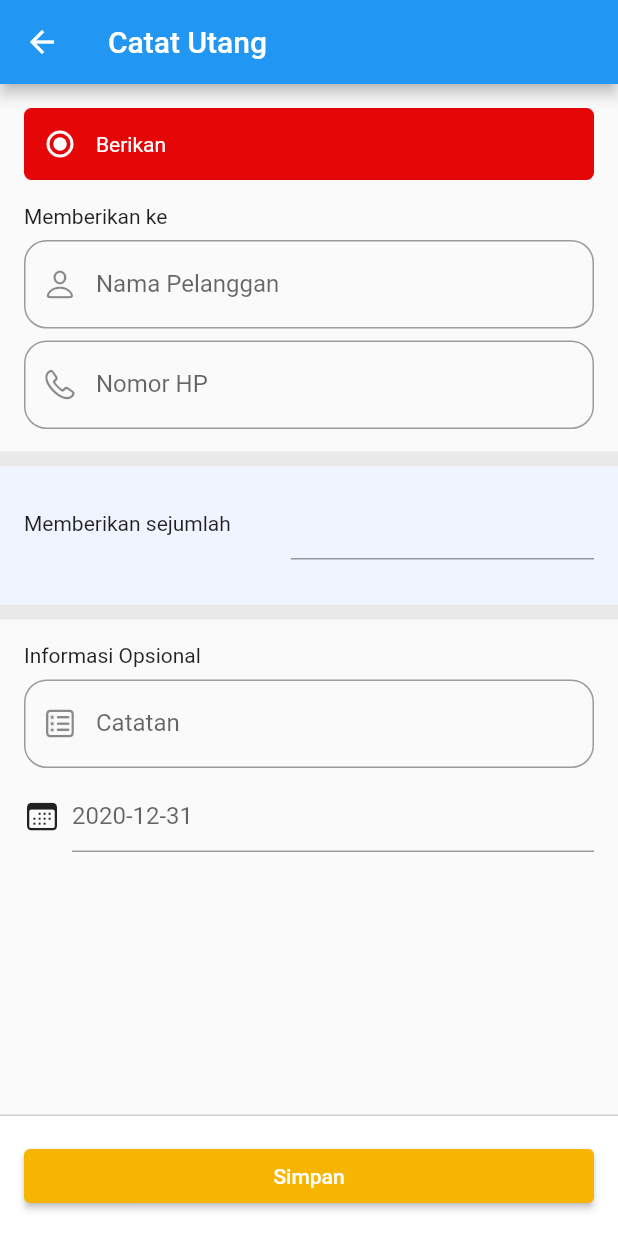
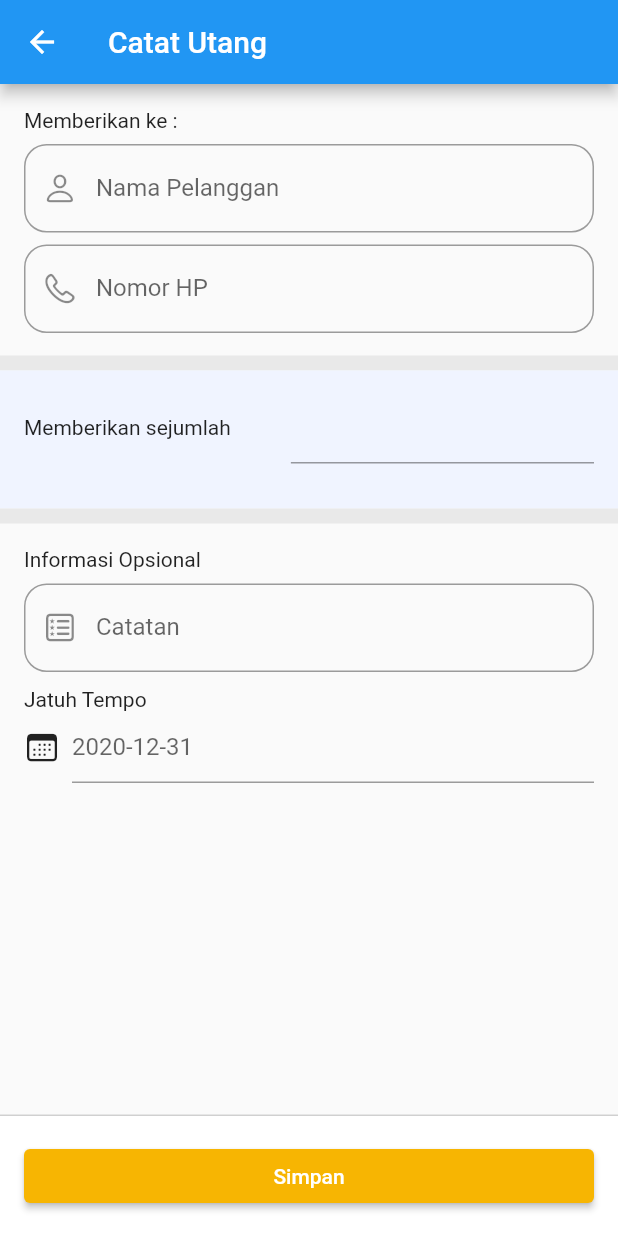
Before and after one commit to ricorizkya/PencatatanBukuWarung, a Flutter app: the screen it shows after launch, after a tap on "CATAT UTANG", on a phone screen of 412 x 824 dp. Run offline on Flutter 3.47's test engine with Material 2 defaults, Android fonts, the phone set to English and light mode, and no system bars; drawn by our look-alikes of datetime_picker_formfield; our stand-ins replace cloud_firestore, firebase_core, get; accounts and stored records are empty.

Commit message:
debt detail done

```diff
--- a/lib/app/modules/home/controllers/home_controller.dart
+++ b/lib/app/modules/home/controllers/home_controller.dart
@@ -9,7 +9,7 @@ class HomeController extends GetxController {
 
   Future<QuerySnapshot<Object?>> getListData() async {
     // get transaction firestore order by date
-    return await transaction.orderBy('date', descending: true).get();
+    return await transaction.orderBy('createdDate', descending: true).get();
   }
 
   Future<int> getCount(type) async {
--- a/lib/app/modules/record_debt/views/record_debt_view.dart
+++ b/lib/app/modules/record_debt/views/record_debt_view.dart
@@ -21,88 +21,14 @@ class RecordDebtView extends StatelessWidget {
       body: ListView(
         children: [
           Container(
-            padding: EdgeInsets.all(16),
-            child: Row(
-              children: [
-                Expanded(
-                    child: Obx(
-                  () => GestureDetector(
-                    onTap: () => controller.changeRadio(1),
-                    child: Container(
-                      padding: EdgeInsets.only(right: 15),
-                      decoration: BoxDecoration(
-                          color: controller.val.value == 1
-                              ? Color(red)
-                              : Color(greyBackground),
-                          borderRadius: BorderRadius.circular(5)),
-                      child: Row(
-                        children: [
-                          Radio(
-                            value: 1,
-                            groupValue: controller.val.value,
-                            onChanged: (value) {
-                              controller.changeRadio(value);
-                            },
-                            activeColor: Color(white),
-                          ),
-                          Text(
-                            'Berikan',
-                            style: TextStyle(
-                                color: controller.val.value == 1
-                                    ? Color(white)
-                                    : Color(grey)),
-                          )
-                        ],
-                      ),
-                    ),
-                  ),
-                )),
-                // SizedBox(width: 5),
-                // Expanded(
-                //   child: Obx(
-                //     () => GestureDetector(
-                //       onTap: () => controller.changeRadio(2),
-                //       child: Container(
-                //         padding: EdgeInsets.only(right: 15),
-                //         decoration: BoxDecoration(
-                //             color: controller.val.value == 2
-                //                 ? Color(red)
-                //                 : Color(greyBackground),
-                //             borderRadius: BorderRadius.circular(5)),
-                //         child: Row(
-                //           children: [
-                //             Radio(
-                //               value: 2,
-                //               groupValue: controller.val.value,
-                //               onChanged: (value) {
-                //                 controller.changeRadio(value);
-                //               },
-                //               activeColor: Color(white),
-                //             ),
-                //             Text(
-                //               'Terima',
-                //               style: TextStyle(
-                //                   color: controller.val.value == 2
-                //                       ? Color(white)
-                //                       : Color(grey)),
-                //             )
-                //           ],
-                //         ),
-                //       ),
-                //     ),
-                //   ),
-                // ),
-              ],
-            ),
-          ),
-          Container(
             padding: EdgeInsets.fromLTRB(16, 0, 16, 25),
             child: Column(
               crossAxisAlignment: CrossAxisAlignment.start,
               children: [
-                Obx(() => Text(controller.val.value == 1
-                    ? "Memberikan ke"
-                    : "Terima dari")),
+                SizedBox(
+                  height: 16,
+                ),
+                Text("Memberikan ke :"),
                 SizedBox(
                   height: 8,
                 ),
@@ -143,9 +69,7 @@ class RecordDebtView extends StatelessWidget {
             child: Row(
               mainAxisAlignment: MainAxisAlignment.spaceBetween,
               children: [
-                Obx(() => Text(controller.val.value == 1
-                    ? "Memberikan sejumlah"
-                    : "Terima sejumlah")),
+                Text("Memberikan sejumlah"),
                 SizedBox(
                   width: 40,
                 ),
@@ -205,8 +129,9 @@ class RecordDebtView extends StatelessWidget {
                   ),
                 ),
                 SizedBox(
-                  height: 8,
+                  height: 10,
                 ),
+                Text("Jatuh Tempo"),
                 Row(
                   children: [
                     Icon(CupertinoIcons.calendar),
@@ -260,7 +185,7 @@ class RecordDebtView extends StatelessWidget {
                           controller.noteC.text,
                           controller.phoneC.text)
                       : controller.editTransaction(
-                          controller.id,
+                          "",
                           controller.nameC.text,
                           int.parse(
                               controller.amountC.text.replaceAll('.', '')),
--- a/pubspec.yaml
+++ b/pubspec.yaml
@@ -14,6 +14,7 @@ dependencies:
     sdk: flutter
   firebase_core: ^1.13.1
   cloud_firestore: ^3.1.10
+  uuid: ^3.0.6
 
 dev_dependencies:
   flutter_lints: ^1.0.0
```
Also changed, not shown: lib/app/data/utils.dart (+9 -0 lines), lib/app/modules/debt_detail/controllers/debt_detail_controller.dart (+33 -22 lines), lib/app/modules/debt_detail/views/debt_detail_view.dart (+35 -54 lines), lib/app/modules/home/views/home_view.dart (+3 -4 lines), lib/app/modules/record_debt/controllers/record_debt_controller.dart (+26 -17 lines), pubspec.lock, 3 other files.
